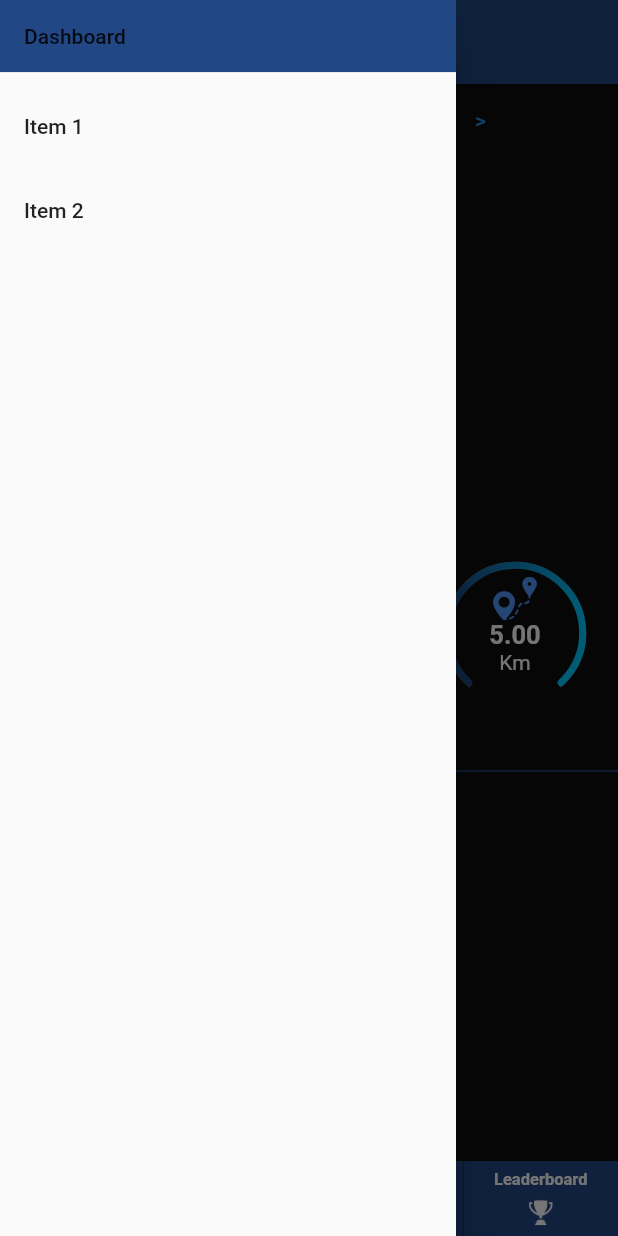
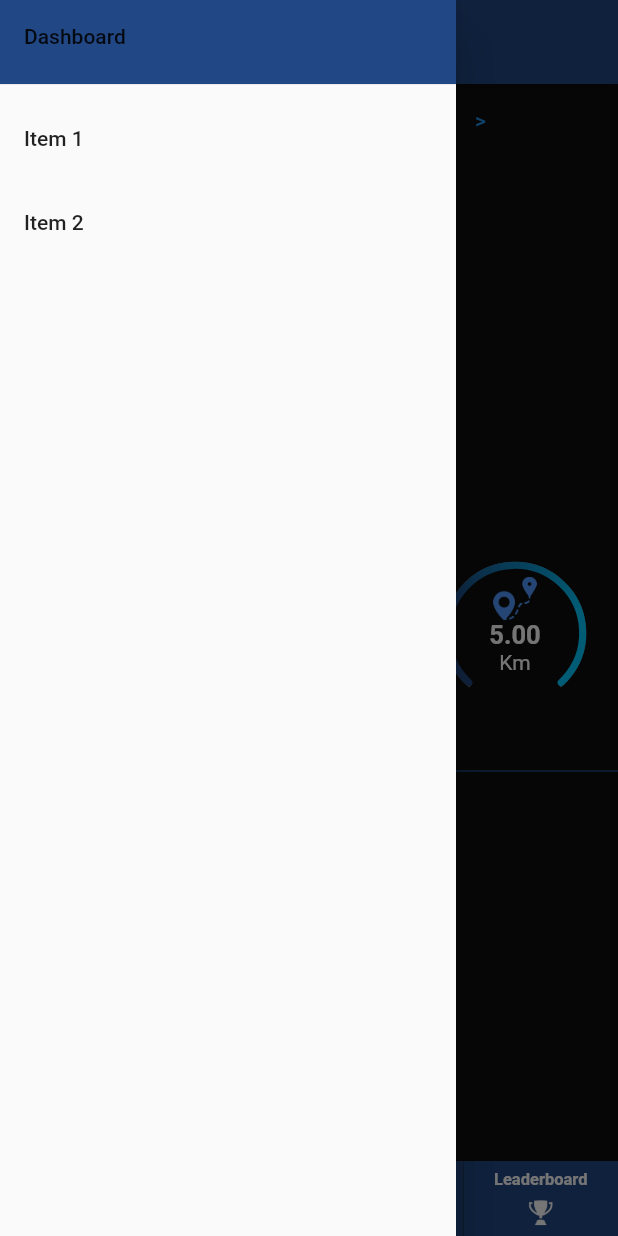
Before and after one commit to OguzkanK/Joggernaut, a Flutter app: the screen it shows once a user with an empty profile is signed in, with the side drawer open, on a phone screen of 412 x 824 dp. Run offline on Flutter 3.47's test engine with Material 2 defaults, Android fonts, the phone set to English and light mode, and no system bars; drawn by our look-alikes of syncfusion_flutter_gauges; our stand-ins replace cloud_firestore, firebase_auth, firebase_core, font_awesome_flutter, google_maps_flutter, google_sign_in and 3 more; missing offline and left inert: flutter_foreground_service; accounts and stored records are empty; network calls fail.

Commit message:
drawer, lb height

```diff
--- a/joggernaut/lib/BETUL/leaderboard-adim.dart
+++ b/joggernaut/lib/BETUL/leaderboard-adim.dart
@@ -208,8 +208,8 @@ class _LeaderboardStepState extends State<LeaderboardStep> {
             Container(
               margin: EdgeInsets.all(10),
               child: SizedBox(
-                height:
-                    MediaQuery.of(context).size.height - 385, ///////////////
+                height: MediaQuery.of(context).size.height -
+                    (305 + kToolbarHeight + MediaQuery.of(context).padding.top),
                 child: ListView.separated(
                     shrinkWrap: true,
                     itemBuilder: (context, index) {
--- a/joggernaut/lib/BETUL/leaderboard-bayrak.dart
+++ b/joggernaut/lib/BETUL/leaderboard-bayrak.dart
@@ -202,7 +202,8 @@ class _LeaderboardFlagState extends State<LeaderboardFlag> {
             Container(
               margin: EdgeInsets.all(10),
               child: SizedBox(
-                height: MediaQuery.of(context).size.height - 385,
+                height: MediaQuery.of(context).size.height -
+                    (305 + kToolbarHeight + MediaQuery.of(context).padding.top),
                 child: ListView.separated(
                     shrinkWrap: true,
                     itemBuilder: (context, index) {
--- a/joggernaut/lib/steps.dart
+++ b/joggernaut/lib/steps.dart
@@ -347,7 +347,9 @@ class StateStepsPage extends State<StepsPage> with WidgetsBindingObserver {
             padding: EdgeInsets.zero,
             children: [
               SizedBox(
-                  height: AppBar().preferredSize.height,
+                  height: AppBar().preferredSize.height +
+                      MediaQuery.of(context).padding.top +
+                      8,
                   child: const DrawerHeader(
                     decoration: BoxDecoration(color: mainColor),
                     child: Text('Dashboard'),
```
